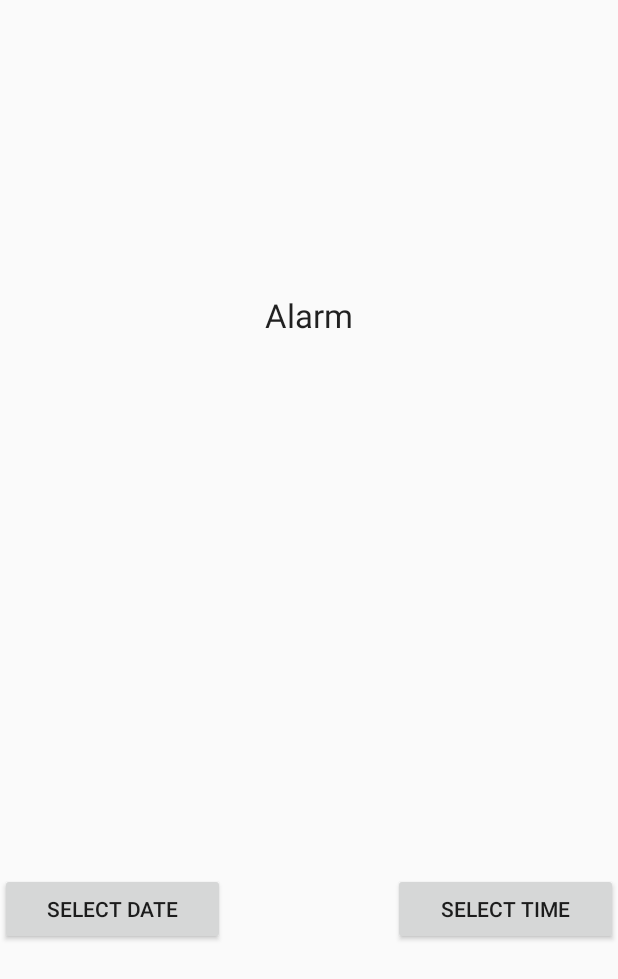
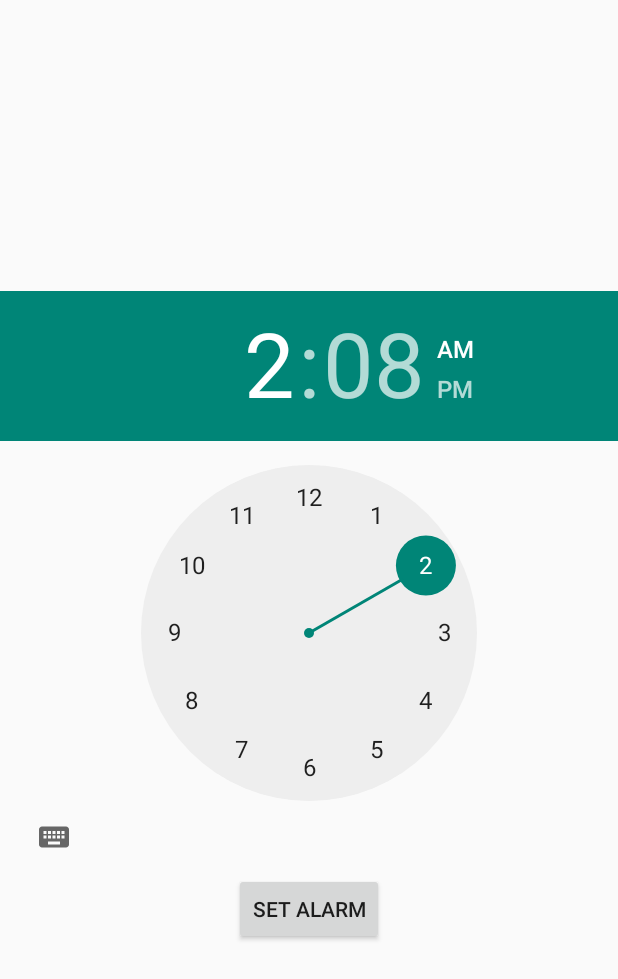
Before and after one commit to 2014acone/ChangeAndroidApp, an Android app: the screen it shows after launch (MainActivity), on a phone screen of 412 x 824 dp. Shown: the top 979 px of the screen. Run offline under Robolectric (Android 15) with nearby library versions, the phone set to English and light mode, and no system bars; 1 statement that could not run was skipped.

Commit message:
Midway through new alarm

```diff
--- a/app/src/main/AndroidManifest.xml
+++ b/app/src/main/AndroidManifest.xml
@@ -1,6 +1,7 @@
 <?xml version="1.0" encoding="utf-8"?>
 <manifest xmlns:android="http://schemas.android.com/apk/res/android"
     package="com.ankit.alarmclock" >
+    <uses-permission android:name="android.permission.WAKE_LOCK"/>
     <uses-permission android:name="android.permission.SET_ALARM"/>
     <uses-permission android:name="android.permission.VIBRATE"/>
 
@@ -18,7 +19,7 @@
                 <category android:name="android.intent.category.LAUNCHER" />
             </intent-filter>
         </activity>
-        <receiver android:name="AlarmReceiver"/>
+        <receiver android:name=".AlarmReceiver"/>
     </application>
 
 </manifest>
--- a/app/src/main/java/com/ankit/alarmclock/MainActivity.java
+++ b/app/src/main/java/com/ankit/alarmclock/MainActivity.java
@@ -23,18 +23,33 @@ import android.widget.Toast;
 import java.util.GregorianCalendar;
 
 
-public class MainActivity extends FragmentActivity implements TimePickerDialog.OnTimeSetListener,
-        DatePickerDialog.OnDateSetListener {
-    private int pickerHour = 0, pickerMin = 0, pickerDay = 0, pickerMonth = -1, pickerYear = 0;
+public class MainActivity extends Activity{//FragmentActivity implements TimePickerDialog.OnTimeSetListener,
+        //DatePickerDialog.OnDateSetListener
+    //private int pickerHour = 0, pickerMin = 0, pickerDay = 0, pickerMonth = -1, pickerYear = 0;
 
+    AlarmManager alarmManager;
+    private PendingIntent pendingIntent;
+    private TimePicker timebutton;
+    private static MainActivity inst;
+
+    public static MainActivity instance(){
+        return inst;
+    }
+
+    @Override
+    public void onStart(){
+        super.onStart();
+        inst=this;
+    }
 
     @Override
     protected void onCreate(Bundle savedInstanceState) {
         super.onCreate(savedInstanceState);
         setContentView(R.layout.activity_main);
+        timebutton = (TimePicker)
     }
 
-    public void scheduleAlarm(View v){
+   /* public void scheduleAlarm(View v){
         Long time = new GregorianCalendar().getTimeInMillis()+5*1000;
         long alarmTime = (time - new GregorianCalendar().getTimeInMillis())/1000;
         Intent intentAlarm = new Intent(this, AlarmReceiver.class);
@@ -68,7 +83,7 @@ public class MainActivity extends FragmentActivity implements TimePickerDialog.O
         pickerMonth = month; //indexes from 0
         pickerYear = year;
         Toast.makeText(this, month + "/" + day + "/" + year, Toast.LENGTH_LONG).show();
-    }
+    }*/
     @Override
     public boolean onCreateOptionsMenu(Menu menu) {
         // Inflate the menu; this adds items to the action bar if it is present.
--- a/app/src/main/res/layout/activity_main.xml
+++ b/app/src/main/res/layout/activity_main.xml
@@ -6,36 +6,22 @@
     android:gravity="center_vertical"
     tools:context=".MainActivity">
 
-    <TextView
-        android:gravity="center_horizontal"
-        android:text="Alarm"
-        android:textAppearance="?android:attr/textAppearanceLarge"
-        android:layout_width="fill_parent"
-        android:layout_height="wrap_content"
-        android:layout_marginTop="1dp"
-        android:layout_alignParentTop="false"
-        android:layout_alignRight="@+id/timebutton"
-        android:layout_alignEnd="@+id/datebutton" />
 
     <Button
-        android:id="@+id/datebutton"
-        android:text="Select Date"
-        android:layout_width="150dp"
+        android:layout_width="wrap_content"
         android:layout_height="wrap_content"
-        android:onClick="showDatePickerDialog"
-        android:layout_centerVertical="true"
-        android:layout_alignParentLeft="true"
-        android:layout_alignParentStart="true" />
-
-    <Button
-        android:layout_width="150dp"
-        android:layout_height="wrap_content"
-        android:layout_gravity="right"
-        android:text="Select Time"
+        android:layout_below="@+id/timeChooser"
+        android:text="@string/button_name"
         android:id="@+id/timebutton"
         android:onClick="showTimePickerDialog"
-        android:layout_centerVertical="true"
-        android:layout_alignParentRight="true"
-        android:layout_alignParentEnd="true" />
+        android:layout_centerHorizontal="true"
+        />
+
+    <TimePicker
+        android:layout_width="wrap_content"
+        android:layout_height="wrap_content"
+        android:id = "@+id/timeChooser"
+        android:layout_alignParentTop="true"
+        android:layout_centerHorizontal="true" />
 
 </RelativeLayout>
--- a/app/src/main/res/values/strings.xml
+++ b/app/src/main/res/values/strings.xml
@@ -4,5 +4,5 @@
     <string name="app_name">AlarmClock</string>
     <string name="hello_world">Hello world!</string>
     <string name="action_settings">Settings</string>
-
+    <string name="button_name">Set Alarm</string>
 </resources>
```
